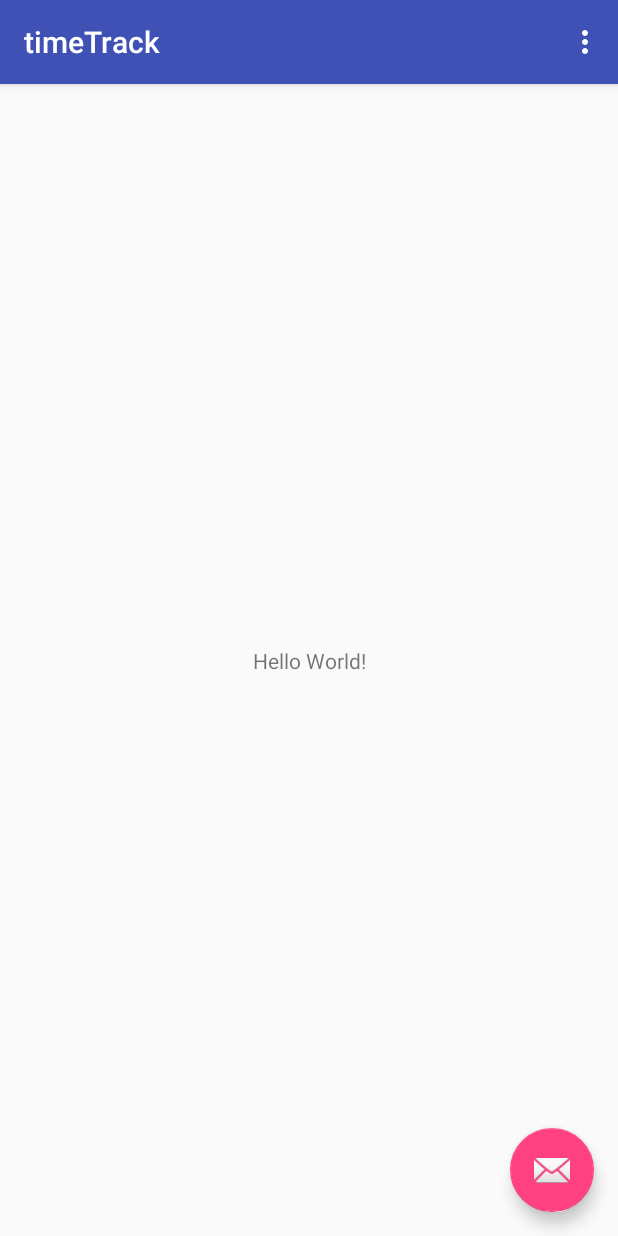
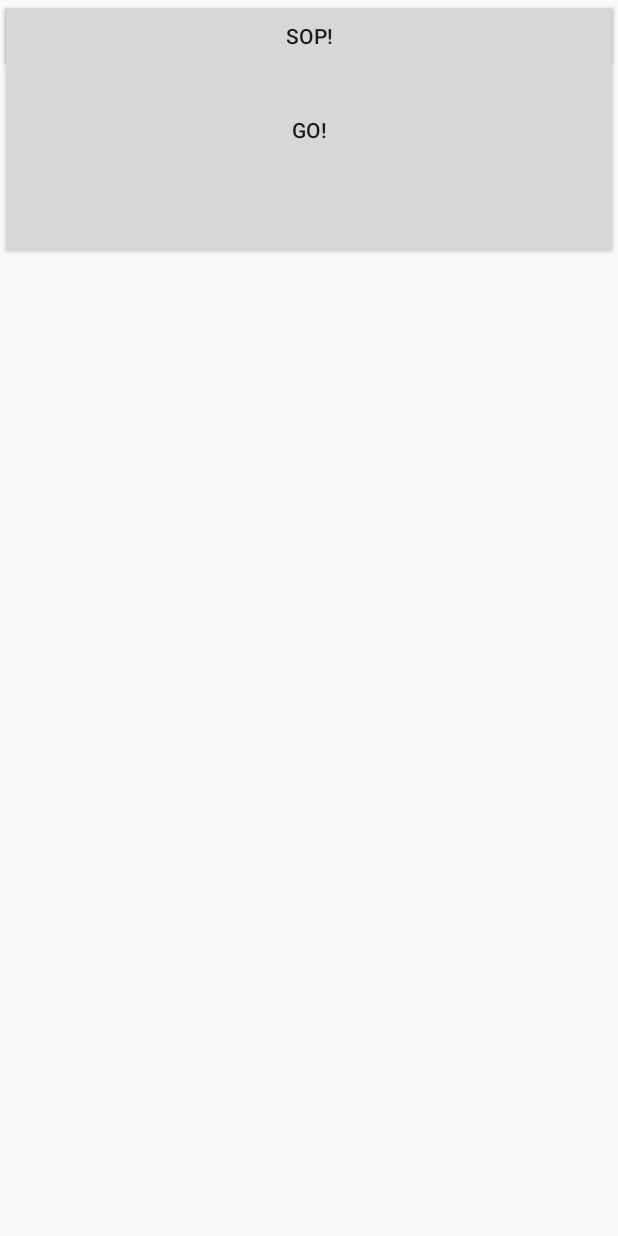
Before and after one commit to alch94/hackaburg19_timetrack, an Android app: the screen it shows after launch (MainActivity), on a phone screen of 412 x 824 dp. Run offline under Robolectric (Android 15) with nearby library versions, the phone set to English and light mode, and no system bars.

Commit message:
Commit for relatively stable android app

```diff
--- a/android/app/build.gradle
+++ b/android/app/build.gradle
@@ -8,7 +8,7 @@ android {
     compileSdkVersion 27
     defaultConfig {
         applicationId "com.hackaburgk.timetrack"
-        minSdkVersion 25
+        minSdkVersion 27
         targetSdkVersion 27
         versionCode 1
         versionName "1.0"
@@ -31,4 +31,7 @@ dependencies {
     testImplementation 'junit:junit:4.12'
     androidTestImplementation 'com.android.support.test:runner:1.0.2'
     androidTestImplementation 'com.android.support.test.espresso:espresso-core:3.0.2'
+    compile 'com.squareup.okhttp3:okhttp:3.10.0'
+    implementation 'com.google.code.gson:gson:2.8.2'
+
 }
--- a/android/app/src/main/java/com/hackaburgk/timetrack/MainActivity.kt
+++ b/android/app/src/main/java/com/hackaburgk/timetrack/MainActivity.kt
@@ -1,25 +1,58 @@
 package com.hackaburgk.timetrack
 
+import android.app.*
+import android.content.Context
+import android.content.Intent
 import android.os.Bundle
 import android.support.design.widget.Snackbar
 import android.support.v7.app.AppCompatActivity
 import android.view.Menu
 import android.view.MenuItem
+import android.os.Process
+import android.provider.Settings
+import android.view.View
+import kotlinx.android.synthetic.main.activity_main.*
+import android.app.usage.UsageStatsManager
+import android.os.Parcel
 
-import kotlinx.android.synthetic.main.activity_main.*
 
 class MainActivity : AppCompatActivity() {
 
     override fun onCreate(savedInstanceState: Bundle?) {
+        //Utils.checkForPermission()
         super.onCreate(savedInstanceState)
         setContentView(R.layout.activity_main)
-        setSupportActionBar(toolbar)
+        val context = this.applicationContext
+        // Create the NotificationChannel
+        val name = "trackieChannel"
+        val descriptionText = "Awesome description for trackie channel"
+        val importance = NotificationManager.IMPORTANCE_DEFAULT
+        val mChannel = NotificationChannel(name, name, importance)
+        mChannel.description = descriptionText
+        // Register the channel with the system; you can't change the importance
+        // or other notification behaviors after this
+        val notificationManager = getSystemService(NOTIFICATION_SERVICE) as NotificationManager
+        notificationManager.createNotificationChannel(mChannel)
 
-        fab.setOnClickListener { view ->
-            Snackbar.make(view, "Replace with your own action", Snackbar.LENGTH_LONG)
-                    .setAction("Action", null).show()
+
+
+
+        btn_go.setOnClickListener { view ->
+            val permissionGiven = checkForPermission(context)
+            if (!permissionGiven) {
+                startActivity(Intent(Settings.ACTION_USAGE_ACCESS_SETTINGS))
+            } else {
+                Snackbar.make(view, "Permission given GREAT!", Snackbar.LENGTH_LONG)
+                        .setAction("", null).show()
+            }
+            val intent = Intent(this@MainActivity, MyForeGroundService::class.java)
+            intent.action = MyForeGroundService.ACTION_START_FOREGROUND_SERVICE
+            startService(intent)
         }
     }
+
+
+
 
     override fun onCreateOptionsMenu(menu: Menu): Boolean {
         // Inflate the menu; this adds items to the action bar if it is present.
@@ -36,4 +69,11 @@ class MainActivity : AppCompatActivity() {
             else -> super.onOptionsItemSelected(item)
         }
     }
+
+    fun checkForPermission(context: Context): Boolean {
+        val appOps = context.getSystemService(Context.APP_OPS_SERVICE) as AppOpsManager
+        val mode = appOps.checkOpNoThrow(AppOpsManager.OPSTR_GET_USAGE_STATS, Process.myUid(), context.packageName)
+        return mode == AppOpsManager.MODE_ALLOWED
+    }
+
 }
--- a/android/app/src/main/res/layout/activity_main.xml
+++ b/android/app/src/main/res/layout/activity_main.xml
@@ -4,30 +4,21 @@
     xmlns:tools="http://schemas.android.com/tools"
     android:layout_width="match_parent"
     android:layout_height="match_parent"
+    tools:background="@color/colorPrimaryDark"
     tools:context=".MainActivity">
 
-    <android.support.design.widget.AppBarLayout
+    <Button
+        android:id="@+id/btn_go"
+        android:layout_width="match_parent"
+        android:layout_height="173dp"
+        android:text="GO!"
+        android:visibility="visible"
+        tools:background="@color/colorPrimaryDark" />
+
+    <Button
+        android:id="@+id/btn_sop"
         android:layout_width="match_parent"
         android:layout_height="wrap_content"
-        android:theme="@style/AppTheme.AppBarOverlay">
-
-        <android.support.v7.widget.Toolbar
-            android:id="@+id/toolbar"
-            android:layout_width="match_parent"
-            android:layout_height="?attr/actionBarSize"
-            android:background="?attr/colorPrimary"
-            app:popupTheme="@style/AppTheme.PopupOverlay" />
-
-    </android.support.design.widget.AppBarLayout>
-
-    <include layout="@layout/content_main" />
-
-    <android.support.design.widget.FloatingActionButton
-        android:id="@+id/fab"
-        android:layout_width="wrap_content"
-        android:layout_height="wrap_content"
-        android:layout_gravity="bottom|end"
-        android:layout_margin="@dimen/fab_margin"
-        app:srcCompat="@android:drawable/ic_dialog_email" />
+        android:text="Sop!" />
 
 </android.support.design.widget.CoordinatorLayout>
--- a/android/app/src/main/res/values/colors.xml
+++ b/android/app/src/main/res/values/colors.xml
@@ -1,6 +1,6 @@
 <?xml version="1.0" encoding="utf-8"?>
 <resources>
     <color name="colorPrimary">#3F51B5</color>
-    <color name="colorPrimaryDark">#303F9F</color>
+    <color name="colorPrimaryDark">#293791</color>
     <color name="colorAccent">#FF4081</color>
 </resources>
```
Also changed, not shown: android/app/src/main/AndroidManifest.xml (+16 -1 lines), android/app/src/main/java/com/hackaburgk/timetrack/BackgroundTrackingService.kt (added, +64 -0 lines), android/app/src/main/java/com/hackaburgk/timetrack/DbConnector.java (added, +60 -0 lines), android/app/src/main/java/com/hackaburgk/timetrack/DbPojo.java (added, +14 -0 lines), android/app/src/main/java/com/hackaburgk/timetrack/MyForeGroundService.java (added, +233 -0 lines).
